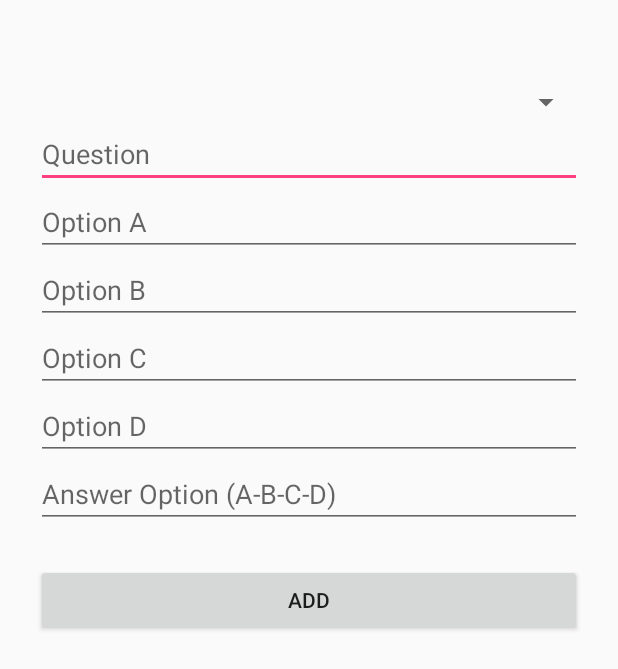
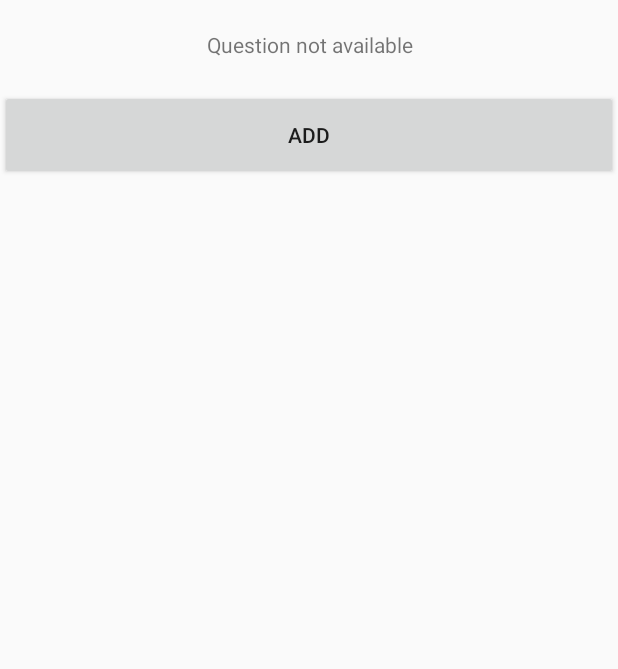
Before and after one commit to MarcoBravoG/AndroidQuizApp, an Android app: the screen it shows after launch (AddQuestionActivity before the commit, QuestionsActivity after it), after a tap on "QUESTIONS", on a phone screen of 412 x 824 dp. Shown: the top 669 px of the screen. Run offline under Robolectric (Android 15) with nearby library versions, the phone set to English and light mode, and no system bars.

Commit message:
Questions Activity Design and Functions /2

```diff
--- a/app/src/main/AndroidManifest.xml
+++ b/app/src/main/AndroidManifest.xml
@@ -21,7 +21,8 @@
         <activity android:name=".CategoriesActivity" />
         <activity android:name=".UpdateCategoryActivity" />
         <activity android:name=".DeleteCategoryActivity" />
-        <activity android:name=".AddQuestionActivity"></activity>
+        <activity android:name=".AddQuestionActivity" />
+        <activity android:name=".QuestionsActivity"></activity>
     </application>
 
 </manifest>
--- a/app/src/main/java/pars/androidquizapp/AddQuestionActivity.java
+++ b/app/src/main/java/pars/androidquizapp/AddQuestionActivity.java
@@ -54,8 +54,8 @@ public class AddQuestionActivity extends AppCompatActivity {
 
                 Toast.makeText(AddQuestionActivity.this, "Question Successfully Added",Toast.LENGTH_LONG).show();
 
-                //Intent intent1 = new Intent(AddQuestionActivity.this, CategoriesActivity.class);
-                //startActivity(intent1);
+                Intent intent1 = new Intent(AddQuestionActivity.this, QuestionsActivity.class);
+                startActivity(intent1);
             }
         });
 
--- a/app/src/main/java/pars/androidquizapp/Database.java
+++ b/app/src/main/java/pars/androidquizapp/Database.java
@@ -122,6 +122,21 @@ public class Database extends SQLiteOpenHelper{
         return  datas;
     }
 
+    public List<String> QuestionDataList()
+    {
+        List<String> datas = new ArrayList<String>();
+        SQLiteDatabase db = this.getReadableDatabase();
+        String[] rows = {ROW_QUESTION_CATEGORY_ID,ROW_QUESTION,ROW_OPTA,ROW_OPTB,ROW_OPTC,ROW_OPTD,ROW_ANS};
+        Cursor cursor = db.query(QUESTIONS_TABLE,rows,null,null,null,null,null);
+        while(cursor.moveToNext())
+        {
+            datas.add("Category ID= " + cursor.getInt(0) + " Question= " + cursor.getString(1) + " Option A= " + cursor.getString(2)
+            + " Option B= " + cursor.getString(3) + " Option C= " + cursor.getString(4) + " Option D= " + cursor.getString(5) + " Answer Option= " + cursor.getString(6));
+        }
+
+        return  datas;
+    }
+
     public List<String> CategoryDataNames()
     {
         List<String> datas = new ArrayList<String>();
--- a/app/src/main/java/pars/androidquizapp/MainActivity.java
+++ b/app/src/main/java/pars/androidquizapp/MainActivity.java
@@ -49,7 +49,7 @@ public class MainActivity extends AppCompatActivity {
         questionsButton.setOnClickListener(new View.OnClickListener() {
             @Override
             public void onClick(View view) {
-                Intent intent = new Intent(MainActivity.this, AddQuestionActivity.class);
+                Intent intent = new Intent(MainActivity.this, QuestionsActivity.class);
                 startActivity(intent);
             }
         });
@@ -57,6 +57,6 @@ public class MainActivity extends AppCompatActivity {
         // category sayfasında herhangi bir kategoriye tıklayınca  10 rastgele soru gelecek soruların hepsi cevaplandığında
         // doğru yanlış sayısını gösteren bir ekran gelecek
 
-        // soru ekle güncelle ve sil sayfaları eklenecek
+        // güncelle ve sil sayfaları eklenecek
     }
 }
--- a/app/src/main/res/layout/activity_categories.xml
+++ b/app/src/main/res/layout/activity_categories.xml
@@ -5,7 +5,7 @@
     android:layout_height="match_parent"
     android:orientation="vertical"
     android:gravity="center"
-    tools:context="pars.androidquizapp.MainActivity">
+    tools:context="pars.androidquizapp.CategoriesActivity">
 
     <RelativeLayout
         android:layout_width="fill_parent"
--- a/app/src/main/res/layout/activity_questions.xml
+++ b/app/src/main/res/layout/activity_questions.xml
@@ -1,9 +1,37 @@
 <?xml version="1.0" encoding="utf-8"?>
-<android.support.constraint.ConstraintLayout xmlns:android="http://schemas.android.com/apk/res/android"
-    xmlns:app="http://schemas.android.com/apk/res-auto"
+<LinearLayout xmlns:android="http://schemas.android.com/apk/res/android"
     xmlns:tools="http://schemas.android.com/tools"
     android:layout_width="match_parent"
     android:layout_height="match_parent"
+    android:orientation="vertical"
+    android:gravity="center"
     tools:context="pars.androidquizapp.QuestionsActivity">
 
-</android.support.constraint.ConstraintLayout>
+    <RelativeLayout
+        android:layout_width="fill_parent"
+        android:layout_height="fill_parent">
+        <ListView
+            android:id="@+id/questionListView"
+            android:layout_width="match_parent"
+            android:layout_height="match_parent"
+            android:gravity="center"
+            android:visibility="visible">
+        </ListView>
+        <TextView
+            android:id="@+id/questionEmptyTextView"
+            android:layout_width="match_parent"
+            android:layout_height="60dp"
+            android:text="Question not available"
+            android:gravity="center"
+            android:visibility="invisible"/>
+        <Button
+            android:id="@+id/questionEmptyButton"
+            android:layout_width="match_parent"
+            android:layout_height="60dp"
+            android:text="Add"
+            android:gravity="center"
+            android:layout_below="@+id/questionEmptyTextView"
+            android:visibility="invisible"/>
+    </RelativeLayout>
+
+</LinearLayout>
```
Also changed, not shown: app/src/main/java/pars/androidquizapp/QuestionsActivity.java (+100 -1 lines).
